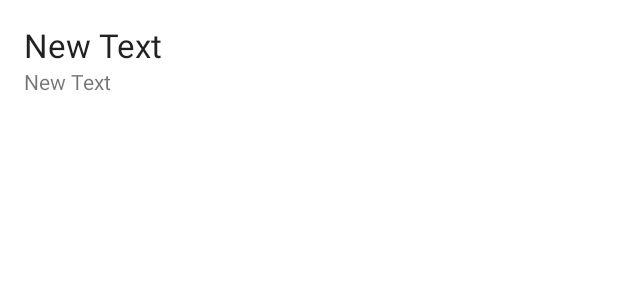
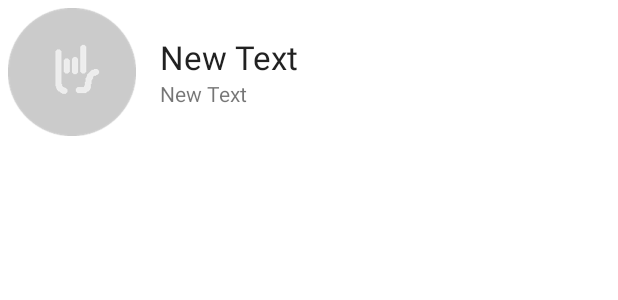
Before and after one commit to ekreative/testbuild-rocks-android, an Android app: the layout item_project.xml on its own in the app's theme, with its tools: preview values and no code run, on a phone screen of 412 x 824 dp. Shown: the top 300 px of the screen. Run offline under Robolectric (Android 15) with nearby library versions, the phone set to English and light mode, and no system bars.

Commit message:
added icons

```diff
--- a/app/src/main/java/rocks/testbuild/adapters/ProjectAdapter.java
+++ b/app/src/main/java/rocks/testbuild/adapters/ProjectAdapter.java
@@ -84,7 +84,7 @@ public class ProjectAdapter extends RecyclerView.Adapter<ProjectAdapter.ViewHold
 			this.itemView = itemView;
 			this.name = (TextView) itemView.findViewById(R.id.txt_name);
 			this.created = (TextView) itemView.findViewById(R.id.txt_created);
-//			this.icon = (ImageView) itemView.findViewById(R.id.img_icon);
+			this.icon = (ImageView) itemView.findViewById(R.id.img_icon);
 		}
 	}
 }
--- a/app/src/main/res/layout/item_project.xml
+++ b/app/src/main/res/layout/item_project.xml
@@ -4,36 +4,38 @@
 				android:layout_height="wrap_content"
 				android:minHeight="?attr/listPreferredItemHeightLarge">
 
-	<!--<ImageView-->
-		<!--android:id="@+id/ph_icon"-->
-		<!--android:layout_width="wrap_content"-->
-		<!--android:layout_height="wrap_content"-->
-		<!--android:layout_alignParentLeft="true"-->
-		<!--android:src="@drawable/ph_list"-->
-		<!--android:visibility="gone"/>-->
+	<ImageView
+		android:id="@+id/ph_icon"
+		android:layout_width="wrap_content"
+		android:layout_height="wrap_content"
+		android:layout_alignParentLeft="true"
+		android:src="@drawable/ph_list"
+		android:layout_margin="5dp"/>
 
-	<!--<ImageView-->
-		<!--android:id="@+id/img_icon"-->
-		<!--android:layout_width="match_parent"-->
-		<!--android:layout_height="match_parent"-->
-		<!--android:layout_alignBottom="@+id/ph_icon"-->
-		<!--android:layout_alignLeft="@+id/ph_icon"-->
-		<!--android:layout_alignParentLeft="true"-->
-		<!--android:layout_alignRight="@+id/ph_icon"-->
-		<!--android:layout_alignTop="@+id/ph_icon"/>-->
+	<ImageView
+		android:id="@+id/img_icon"
+		android:layout_width="match_parent"
+		android:layout_height="match_parent"
+		android:layout_alignBottom="@+id/ph_icon"
+		android:layout_alignLeft="@+id/ph_icon"
+		android:layout_alignParentLeft="true"
+		android:layout_alignRight="@+id/ph_icon"
+		android:layout_alignTop="@+id/ph_icon"
+		/>
 
 	<LinearLayout
 		android:layout_width="match_parent"
 		android:layout_height="wrap_content"
 		android:orientation="vertical"
 		android:layout_centerVertical="true"
-		android:paddingLeft="@dimen/activity_vertical_margin">
+		android:paddingLeft="@dimen/activity_vertical_margin"
+		android:layout_toRightOf="@+id/img_icon"
+		>
 
 		<TextView
 			android:id="@+id/txt_name"
 			android:layout_width="wrap_content"
 			android:layout_height="wrap_content"
-			android:layout_toRightOf="@+id/img_icon"
 			android:textAppearance="?android:attr/textAppearanceLarge"
 			android:text="New Text"/>
 
@@ -42,10 +44,15 @@
 			android:layout_width="wrap_content"
 			android:layout_height="wrap_content"
 			android:layout_below="@+id/txt_name"
-			android:layout_toRightOf="@+id/img_icon"
 			android:singleLine="true"
 			android:text="New Text"/>
 
 	</LinearLayout>
 
+	<Space
+		android:layout_width="match_parent"
+		android:layout_height="1dp"
+		android:background="@color/btn_disabled"
+		android:layout_below="@+id/img_icon"/>
+
 </RelativeLayout>
```
